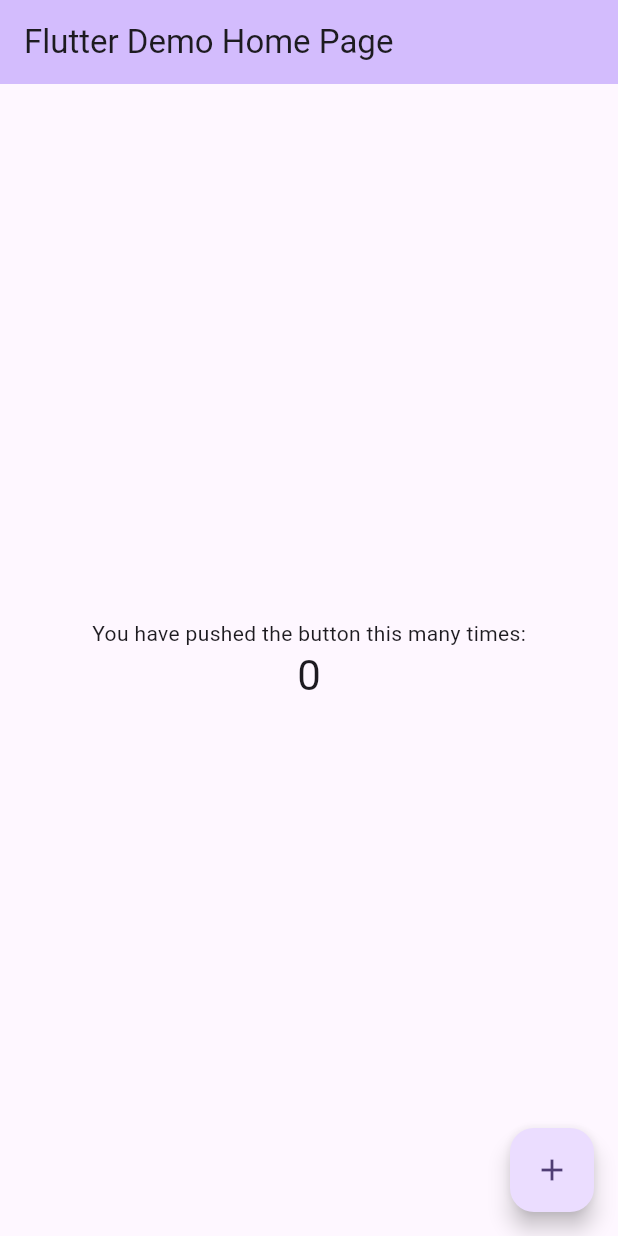
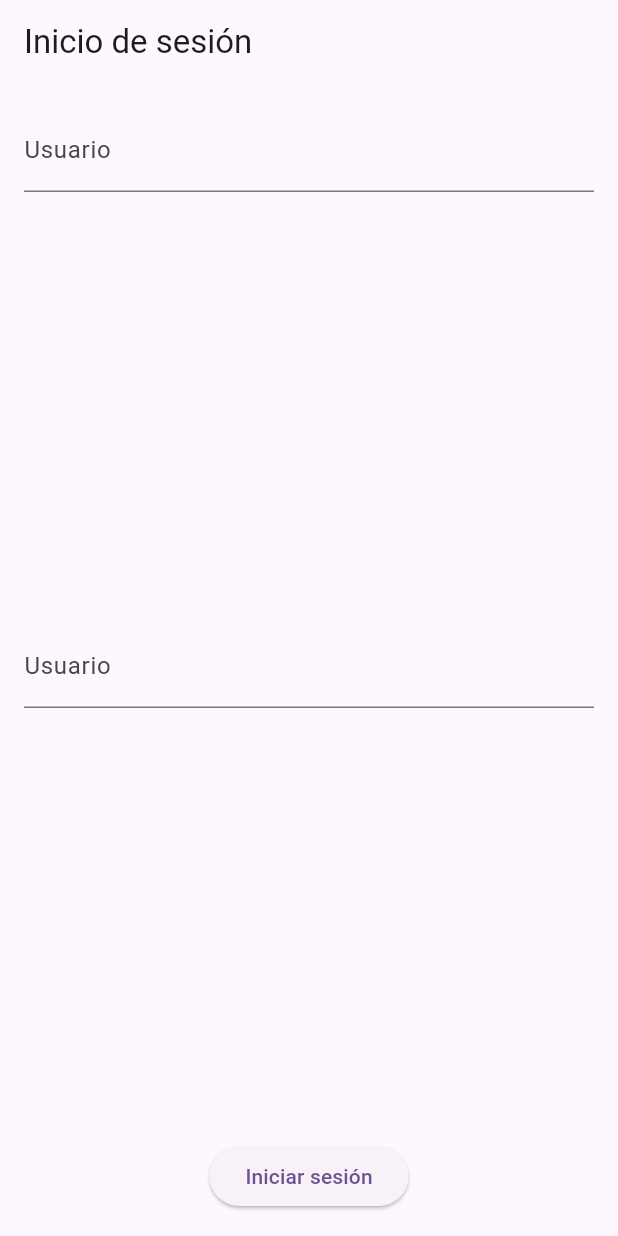
Before and after one commit to davit412/multimedia_app, a Flutter app: the screen it shows after launch, on a phone screen of 412 x 824 dp. Run offline on Flutter 3.47's test engine with Material 3 defaults, Android fonts, the phone set to English and light mode, and no system bars.

Commit message:
add home and login Screen

```diff
--- a/lib/main.dart
+++ b/lib/main.dart
@@ -1,4 +1,6 @@
 import 'package:flutter/material.dart';
+import 'package:multimedia_app/ui/screens/home.screen.dart';
+import 'package:multimedia_app/ui/screens/login.screen.dart';
 
 void main() {
   runApp(const MyApp());
@@ -7,119 +9,19 @@
 class MyApp extends StatelessWidget {
   const MyApp({super.key});
 
-  // This widget is the root of your application.
   @override
   Widget build(BuildContext context) {
     return MaterialApp(
-      title: 'Flutter Demo',
+      title: 'Multimedia App',
       theme: ThemeData(
-        // This is the theme of your application.
-        //
-        // TRY THIS: Try running your application with "flutter run". You'll see
-        // the application has a purple toolbar. Then, without quitting the app,
-        // try changing the seedColor in the colorScheme below to Colors.green
-        // and then invoke "hot reload" (save your changes or press the "hot
-        // reload" button in a Flutter-supported IDE, or press "r" if you used
-        // the command line to start the app).
-        //
-        // Notice that the counter didn't reset back to zero; the application
-        // state is not lost during the reload. To reset the state, use hot
-        // restart instead.
-        //
-        // This works for code too, not just values: Most code changes can be
-        // tested with just a hot reload.
         colorScheme: ColorScheme.fromSeed(seedColor: Colors.deepPurple),
         useMaterial3: true,
       ),
-      home: const MyHomePage(title: 'Flutter Demo Home Page'),
+      initialRoute: '/',
+      routes: {
+        '/': (context) => const LoginScreen(),
+        '/home': (context) => const HomeScreen(),
+      },
     );
   }
 }
-
-class MyHomePage extends StatefulWidget {
-  const MyHomePage({super.key, required this.title});
-
-  // This widget is the home page of your application. It is stateful, meaning
-  // that it has a State object (defined below) that contains fields that affect
-  // how it looks.
-
-  // This class is the configuration for the state. It holds the values (in this
-  // case the title) provided by the parent (in this case the App widget) and
-  // used by the build method of the State. Fields in a Widget subclass are
-  // always marked "final".
-
-  final String title;
-
-  @override
-  State<MyHomePage> createState() => _MyHomePageState();
-}
-
-class _MyHomePageState extends State<MyHomePage> {
-  int _counter = 0;
-
-  void _incrementCounter() {
-    setState(() {
-      // This call to setState tells the Flutter framework that something has
-      // changed in this State, which causes it to rerun the build method below
-      // so that the display can reflect the updated values. If we changed
-      // _counter without calling setState(), then the build method would not be
-      // called again, and so nothing would appear to happen.
-      _counter++;
-    });
-  }
-
-  @override
-  Widget build(BuildContext context) {
-    // This method is rerun every time setState is called, for instance as done
-    // by the _incrementCounter method above.
-    //
-    // The Flutter framework has been optimized to make rerunning build methods
-    // fast, so that you can just rebuild anything that needs updating rather
-    // than having to individually change instances of widgets.
-    return Scaffold(
-      appBar: AppBar(
-        // TRY THIS: Try changing the color here to a specific color (to
-        // Colors.amber, perhaps?) and trigger a hot reload to see the AppBar
-        // change color while the other colors stay the same.
-        backgroundColor: Theme.of(context).colorScheme.inversePrimary,
-        // Here we take the value from the MyHomePage object that was created by
-        // the App.build method, and use it to set our appbar title.
-        title: Text(widget.title),
-      ),
-      body: Center(
-        // Center is a layout widget. It takes a single child and positions it
-        // in the middle of the parent.
-        child: Column(
-          // Column is also a layout widget. It takes a list of children and
-          // arranges them vertically. By default, it sizes itself to fit its
-          // children horizontally, and tries to be as tall as its parent.
-          //
-          // Column has various properties to control how it sizes itself and
-          // how it positions its children. Here we use mainAxisAlignment to
-          // center the children vertically; the main axis here is the vertical
-          // axis because Columns are vertical (the cross axis would be
-          // horizontal).
-          //
-          // TRY THIS: Invoke "debug painting" (choose the "Toggle Debug Paint"
-          // action in the IDE, or press "p" in the console), to see the
-          // wireframe for each widget.
-          mainAxisAlignment: MainAxisAlignment.center,
-          children: <Widget>[
-            const Text(
-              'You have pushed the button this many times:',
-            ),
-            Text(
-              '$_counter',
-              style: Theme.of(context).textTheme.headlineMedium,
-            ),
-          ],
-        ),
-      ),
-      floatingActionButton: FloatingActionButton(
-        onPressed: _incrementCounter,
-        tooltip: 'Increment',
-        child: const Icon(Icons.add),
-      ), // This trailing comma makes auto-formatting nicer for build methods.
-    );
-  }
-}
--- /dev/null
+++ b/lib/ui/screens/home.screen.dart
@@ -0,0 +1,17 @@
+import 'package:flutter/material.dart';
+
+class HomeScreen extends StatelessWidget {
+  const HomeScreen({super.key});
+
+  @override
+  Widget build(BuildContext context) {
+    return Scaffold(
+      appBar: AppBar(
+        title: const Text('Home'),
+      ),
+      body: const Center(
+        child: Text('Welcome to the Multimedia App!'),
+      ),
+    );
+  }
+}
--- /dev/null
+++ b/lib/ui/screens/login.screen.dart
@@ -0,0 +1,39 @@
+import 'package:flutter/material.dart';
+
+class LoginScreen extends StatelessWidget {
+  const LoginScreen({super.key});
+
+  @override
+  Widget build(BuildContext context) {
+    return Scaffold(
+      appBar: AppBar(
+        title: const Text('Inicio de sesión'),
+      ),
+      body: Padding(
+        padding: const EdgeInsets.all(16),
+        child: Column(
+          mainAxisAlignment: MainAxisAlignment.center,
+          children: [
+            const Expanded(
+              child: TextField(
+                decoration: InputDecoration(labelText: 'Usuario'),
+              ),
+            ),
+            const Expanded(
+              child: TextField(
+                decoration: InputDecoration(labelText: 'Usuario'),
+              ),
+            ),
+            ElevatedButton(
+              onPressed: () {
+                //Agregar validación de campos no vacio
+                Navigator.pushReplacementNamed(context, '/home');
+              },
+              child: const Text('Iniciar sesión'),
+            ),
+          ],
+        ),
+      ),
+    );
+  }
+}
```
